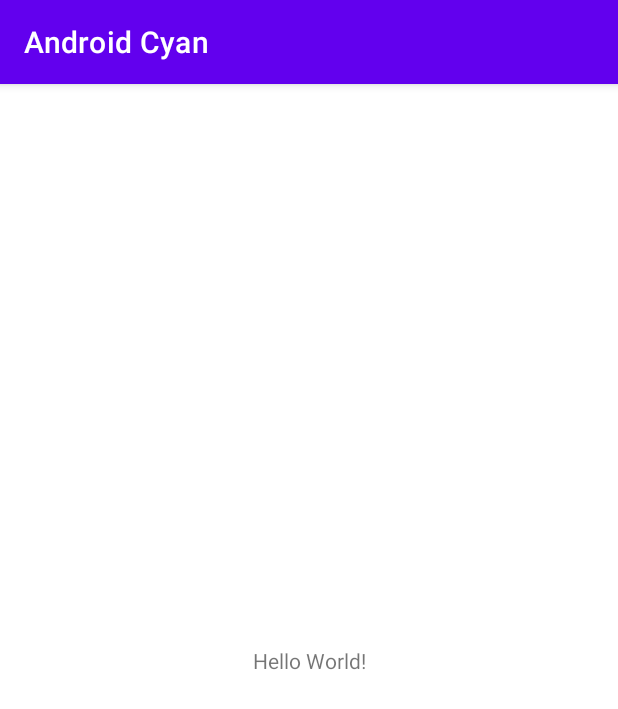
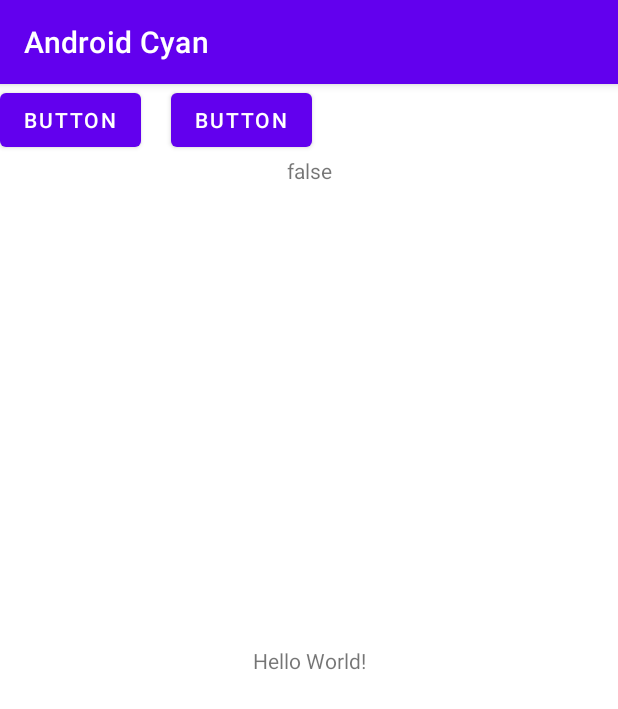
Before and after one commit to Brxtreed/Android-Cyan, an Android app: the screen it shows after launch (MainActivity), on a phone screen of 412 x 824 dp. Shown: the top 709 px of the screen. Run offline under Robolectric (Android 15) with nearby library versions, the phone set to English and light mode, and no system bars.

```diff
--- a/app/build.gradle
+++ b/app/build.gradle
@@ -32,6 +32,8 @@ android {
 }
 
 dependencies {
+    def lifecycle_version = "2.3.1"
+    def arch_version = "2.1.0"
 
     implementation 'androidx.core:core-ktx:1.6.0'
     implementation 'androidx.appcompat:appcompat:1.3.1'
@@ -40,4 +42,6 @@ dependencies {
     testImplementation 'junit:junit:4.+'
     androidTestImplementation 'androidx.test.ext:junit:1.1.3'
     androidTestImplementation 'androidx.test.espresso:espresso-core:3.4.0'
+    implementation 'org.jetbrains.kotlinx:kotlinx-coroutines-android:1.5.0'
+    implementation "androidx.lifecycle:lifecycle-runtime-ktx:$lifecycle_version"
 }
--- a/app/src/main/AndroidManifest.xml
+++ b/app/src/main/AndroidManifest.xml
@@ -1,6 +1,9 @@
 <?xml version="1.0" encoding="utf-8"?>
 <manifest xmlns:android="http://schemas.android.com/apk/res/android"
     package="com.android.cyan">
+
+    <uses-permission android:name="android.permission.BLUETOOTH" />
+    <uses-permission android:name="android.permission.BLUETOOTH_ADMIN" />
 
     <application
         android:allowBackup="true"
--- /dev/null
+++ b/app/src/main/java/com/android/cyan/CyanAdapter.kt
@@ -0,0 +1,25 @@
+package com.android.cyan
+
+import android.bluetooth.BluetoothAdapter
+import kotlinx.coroutines.delay
+import kotlinx.coroutines.flow.Flow
+import kotlinx.coroutines.flow.flow
+
+
+class CyanAdapter {
+
+    val bluetoothAdapter = BluetoothAdapter.getDefaultAdapter()
+
+    fun getBlueTooth(): BluetoothAdapter
+    {
+        return bluetoothAdapter
+    }
+
+    val latestNews: Flow<Boolean> = flow {
+        while(true) {
+            val isEnabled = bluetoothAdapter.isEnabled
+            emit(isEnabled) // Emits the result of the request to the flow
+            delay(100) // Suspends the coroutine for some time
+        }
+    }
+}
--- /dev/null
+++ b/app/src/main/java/com/android/cyan/CyanViewModel.kt
@@ -0,0 +1,4 @@
+package com.android.cyan
+
+class CyanViewModel {
+}
--- a/app/src/main/java/com/android/cyan/MainActivity.kt
+++ b/app/src/main/java/com/android/cyan/MainActivity.kt
@@ -2,10 +2,61 @@ package com.android.cyan
 
 import androidx.appcompat.app.AppCompatActivity
 import android.os.Bundle
+import androidx.core.app.ActivityCompat.startActivityForResult
 
+import android.bluetooth.BluetoothAdapter
+
+import android.content.Intent
+import android.widget.Button
+import android.widget.TextView
+import android.widget.Toast
+import androidx.lifecycle.Lifecycle
+import androidx.lifecycle.lifecycleScope
+import kotlinx.coroutines.InternalCoroutinesApi
+import kotlinx.coroutines.launch
+import kotlinx.coroutines.flow.collect
+
+
+@InternalCoroutinesApi
 class MainActivity : AppCompatActivity() {
+    val cyanAdapter = CyanAdapter()
+    lateinit var bluetoothStatus: TextView
     override fun onCreate(savedInstanceState: Bundle?) {
         super.onCreate(savedInstanceState)
+
+        //enableBluetooth()
         setContentView(R.layout.activity_main)
+        var button = findViewById<Button>(R.id.button)
+        var disableButton = findViewById<Button>(R.id.disable_button)
+        bluetoothStatus = findViewById(R.id.bluetooth_status)
+
+        button.setOnClickListener {
+            //Toast.makeText(this, "Bluetooth is ${cyanAdapter.getBlueTooth().isEnabled}", Toast.LENGTH_LONG).show()
+            enableBluetooth()
+
+        }
+
+        disableButton.setOnClickListener{
+            disableBluetooth()
+
+        }
+
+        lifecycleScope.launch {
+            cyanAdapter.latestNews
+                .collect {
+                    bluetoothStatus.text = it.toString()
+                    // New location! Update the map
+                }
+        }
+    }
+
+    fun enableBluetooth(){
+        cyanAdapter.bluetoothAdapter.enable()
+
+    }
+
+    fun disableBluetooth(){
+        cyanAdapter.bluetoothAdapter.disable()
+
     }
 }
--- a/app/src/main/res/layout/activity_main.xml
+++ b/app/src/main/res/layout/activity_main.xml
@@ -15,4 +15,29 @@
         app:layout_constraintRight_toRightOf="parent"
         app:layout_constraintTop_toTopOf="parent" />
 
+    <Button
+        android:id="@+id/button"
+        android:layout_width="wrap_content"
+        android:layout_height="wrap_content"
+        android:text="Button"
+        app:layout_constraintStart_toStartOf="parent"
+        app:layout_constraintTop_toTopOf="parent" />
+
+    <Button
+        android:id="@+id/disable_button"
+        android:layout_width="wrap_content"
+        android:layout_height="wrap_content"
+        android:layout_marginStart="20dp"
+        android:text="Button"
+        app:layout_constraintStart_toEndOf="@+id/button"
+        app:layout_constraintTop_toTopOf="parent" />
+
+    <TextView
+        android:id="@+id/bluetooth_status"
+        android:layout_width="wrap_content"
+        android:layout_height="wrap_content"
+        app:layout_constraintEnd_toEndOf="parent"
+        app:layout_constraintStart_toStartOf="parent"
+        app:layout_constraintTop_toBottomOf="@+id/disable_button" />
+
 </androidx.constraintlayout.widget.ConstraintLayout>
```
